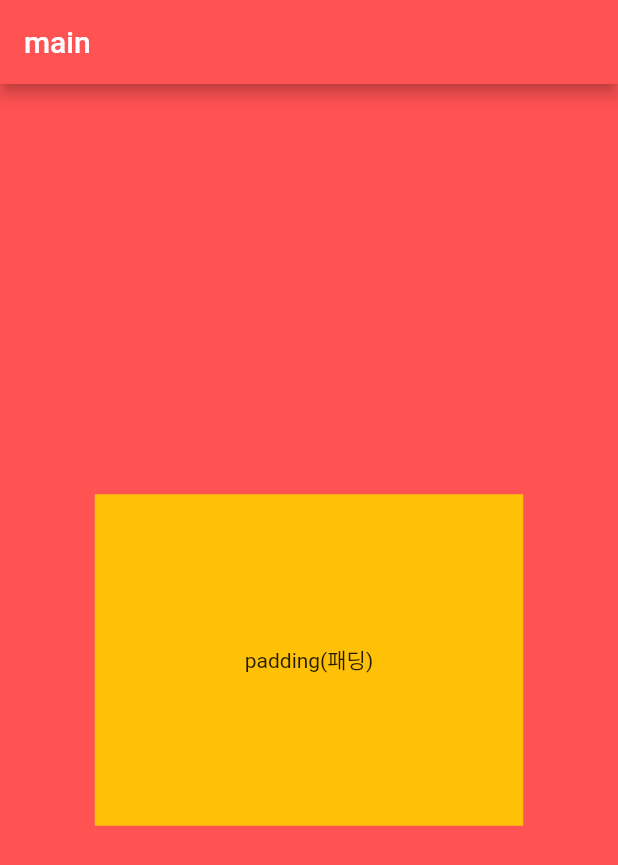
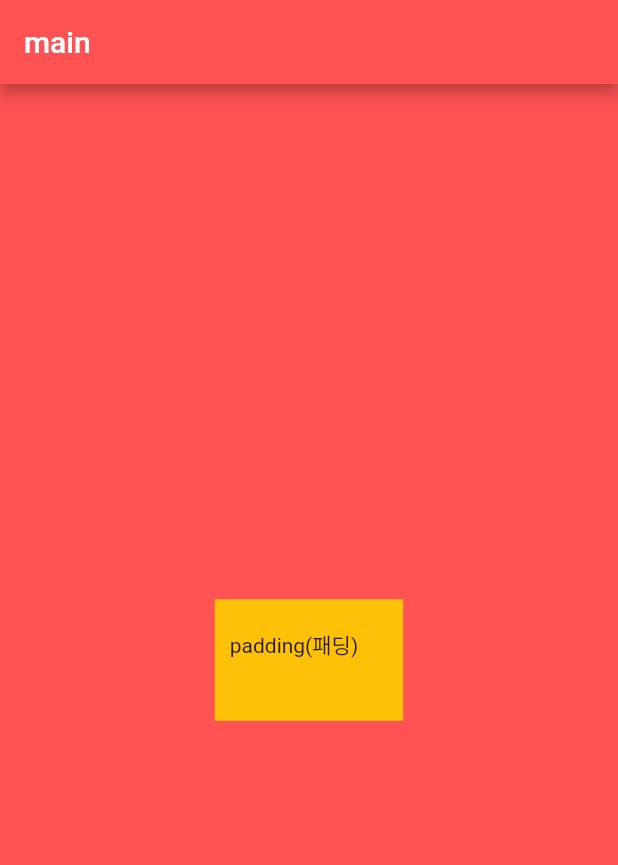
Before and after one commit to selpeapi/flutter_app3, a Flutter app: the screen it shows after launch, on a phone screen of 412 x 824 dp. Shown: the top 865 px of the screen. Run offline on Flutter 3.47's test engine with Material 2 defaults, Android fonts, the phone set to English and light mode, and no system bars.

Commit message:
padding [EdgeInsets.only] ~20.11.15

```diff
--- a/lib/main.dart
+++ b/lib/main.dart
@@ -26,7 +26,7 @@ class _MainPageState extends State<MainPage> {
       alignment: Alignment.center,
       child: Container(
         color: Colors.amber,
-        padding: EdgeInsets.all(100),
+        padding: EdgeInsets.only(left: 10, top: 20, right: 30, bottom: 40),
         child: Text("padding(패딩)"),
       ),
     );
```
